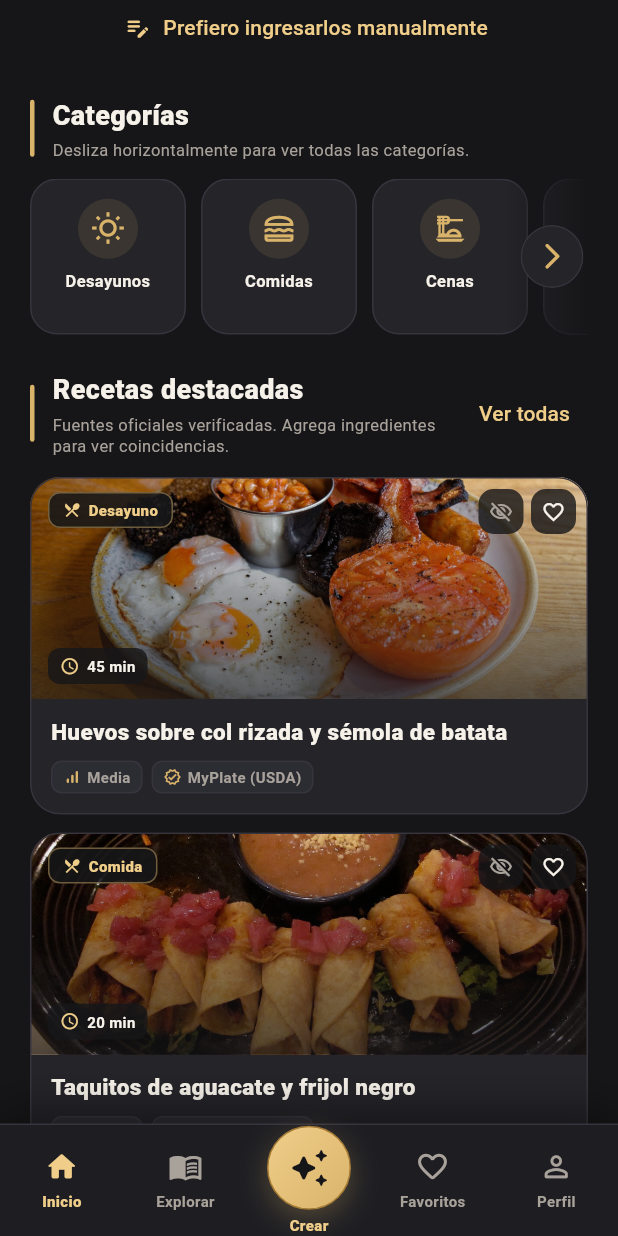
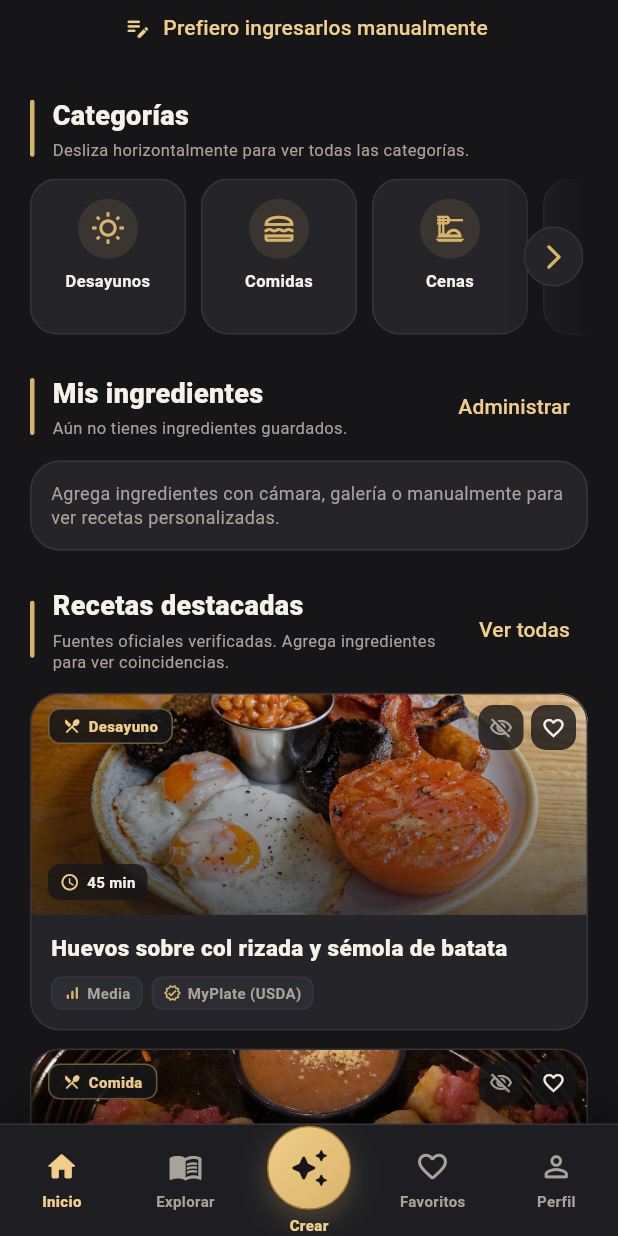
Before and after one commit to josueresendez1607-create/WHATCAINICOOK, a Flutter app: the screen it shows after launch, scrolled down 576 dp, on a phone screen of 412 x 824 dp. Run offline on Flutter 3.47's test engine with Material 3 defaults, Android fonts, the phone set to English and light mode, and no system bars; our stand-ins replace cached_network_image, flutter_riverpod, image_picker, share_plus, sqflite; accounts and stored records are empty.

Commit message:
Ajusta botón de configuración y agrega lista de ingredientes en inicio

```diff
--- a/lib/screens/home_screen.dart
+++ b/lib/screens/home_screen.dart
@@ -256,6 +256,79 @@ class _HomeScreenState extends ConsumerState<HomeScreen> {
               const SizedBox(height: 24),
 
               ingredientsAsync.when(
+                data: (items) => Column(
+                  crossAxisAlignment: CrossAxisAlignment.stretch,
+                  children: [
+                    SectionHeader(
+                      title: 'Mis ingredientes',
+                      subtitle: items.isEmpty
+                          ? 'Aún no tienes ingredientes guardados.'
+                          : '${items.length} ingrediente${items.length == 1 ? '' : 's'} en tu lista.',
+                      action: TextButton(
+                        onPressed: () =>
+                            Navigator.of(context)
+                                .pushNamed(AppRoutes.manualIngredients),
+                        child: const Text('Administrar'),
+                      ),
+                    ),
+                    const SizedBox(height: 12),
+                    if (items.isEmpty)
+                      Card(
+                        child: Padding(
+                          padding: const EdgeInsets.all(14),
+                          child: Text(
+                            'Agrega ingredientes con cámara, galería o manualmente para ver recetas personalizadas.',
+                            style: TextStyle(
+                              color: AppColors.textSecondary,
+                              fontSize: 12,
+                              height: 1.35,
+                            ),
+                          ),
+                        ),
+                      )
+                    else
+                      Wrap(
+                        spacing: 8,
+                        runSpacing: 8,
+                        children: [
+                          for (final item in items.take(12))
+                            InputChip(
+                              label: Text(item.name),
+                              onDeleted: item.id == null
+                                  ? null
+                                  : () => ref
+                                        .read(ingredientsProvider.notifier)
+                                        .remove(item.id!),
+                              deleteIcon: const Icon(
+                                Icons.close_rounded,
+                                size: 16,
+                              ),
+                              visualDensity: VisualDensity.compact,
+                            ),
+                          if (items.length > 12)
+                            ActionChip(
+                              label: Text('+${items.length - 12} más'),
+                              onPressed: () =>
+                                  Navigator.of(context)
+                                      .pushNamed(AppRoutes.manualIngredients),
+                              visualDensity: VisualDensity.compact,
+                            ),
+                        ],
+                      ),
+                  ],
+                ),
+                loading: () => const SectionHeader(
+                  title: 'Mis ingredientes',
+                  subtitle: 'Cargando ingredientes...',
+                ),
+                error: (_, _) => const SectionHeader(
+                  title: 'Mis ingredientes',
+                  subtitle: 'No se pudieron cargar los ingredientes.',
+                ),
+              ),
+              const SizedBox(height: 24),
+
+              ingredientsAsync.when(
                 data: (items) => SectionHeader(
                   title: items.isEmpty
                       ? 'Recetas destacadas'
@@ -495,14 +568,14 @@ class _CircleAction extends StatelessWidget {
           onTap: onTap,
           customBorder: const CircleBorder(),
           child: Container(
-            width: 42,
-            height: 42,
+            width: 40,
+            height: 40,
             decoration: BoxDecoration(
               color: AppColors.card,
               shape: BoxShape.circle,
               border: Border.all(color: AppColors.border),
             ),
-            child: Icon(icon, color: AppColors.gold, size: 21),
+            child: Icon(icon, color: AppColors.gold, size: 20),
           ),
         ),
       ),
```
